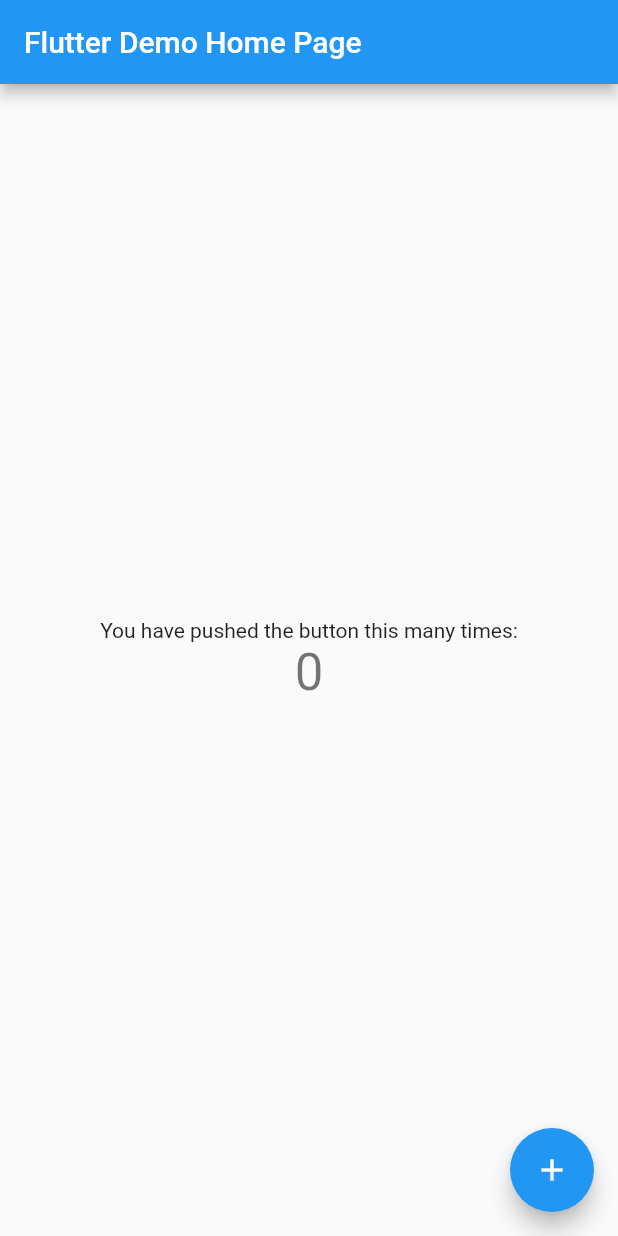
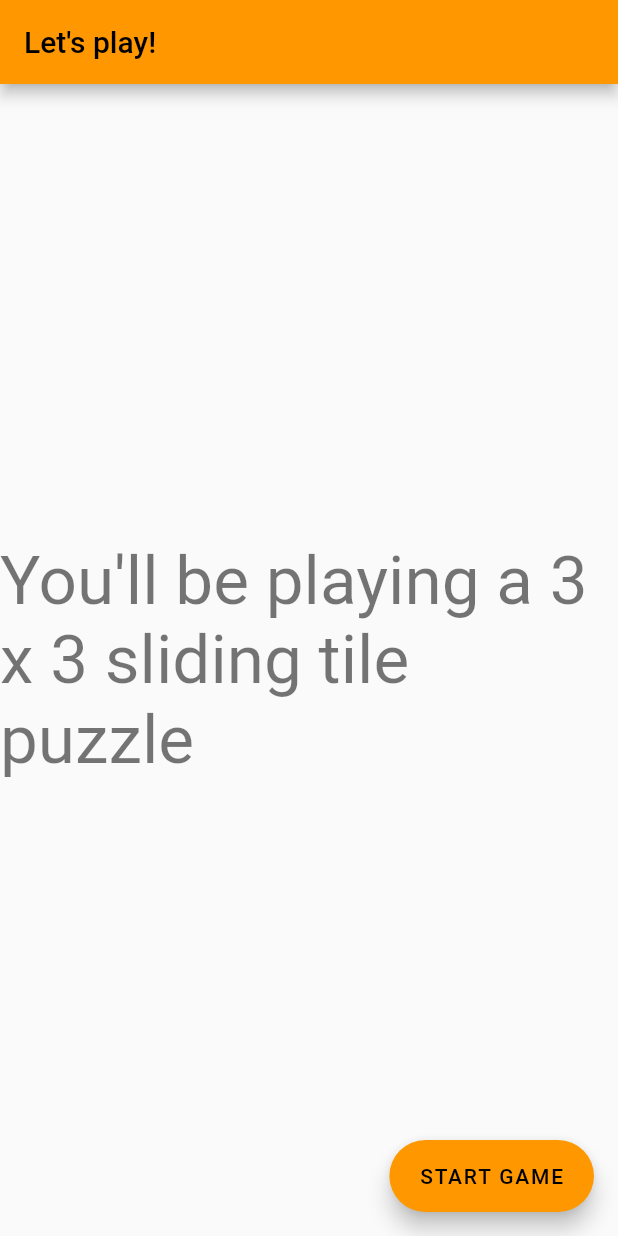
Before and after one commit to justshreyas/puzzlehack, a Flutter app: the screen it shows after launch, on a phone screen of 412 x 824 dp. Run offline on Flutter 3.47's test engine with Material 2 defaults, Android fonts, the phone set to English and light mode, and no system bars.

Commit message:
CHORE : Main

```diff
--- a/lib/main.dart
+++ b/lib/main.dart
@@ -7,39 +7,20 @@
 class MyApp extends StatelessWidget {
   const MyApp({Key? key}) : super(key: key);
 
-  // This widget is the root of your application.
   @override
   Widget build(BuildContext context) {
     return MaterialApp(
-      title: 'Flutter Demo',
+      title: 'Flutter Puzzle Hack : by justshreyas',
       theme: ThemeData(
-        // This is the theme of your application.
-        //
-        // Try running your application with "flutter run". You'll see the
-        // application has a blue toolbar. Then, without quitting the app, try
-        // changing the primarySwatch below to Colors.green and then invoke
-        // "hot reload" (press "r" in the console where you ran "flutter run",
-        // or simply save your changes to "hot reload" in a Flutter IDE).
-        // Notice that the counter didn't reset back to zero; the application
-        // is not restarted.
-        primarySwatch: Colors.blue,
+        primarySwatch: Colors.orange,
       ),
-      home: const MyHomePage(title: 'Flutter Demo Home Page'),
+      home: const MyHomePage(title: "Let's play!"),
     );
   }
 }
 
 class MyHomePage extends StatefulWidget {
   const MyHomePage({Key? key, required this.title}) : super(key: key);
-
-  // This widget is the home page of your application. It is stateful, meaning
-  // that it has a State object (defined below) that contains fields that affect
-  // how it looks.
-
-  // This class is the configuration for the state. It holds the values (in this
-  // case the title) provided by the parent (in this case the App widget) and
-  // used by the build method of the State. Fields in a Widget subclass are
-  // always marked "final".
 
   final String title;
 
@@ -48,68 +29,42 @@
 }
 
 class _MyHomePageState extends State<MyHomePage> {
-  int _counter = 0;
-
-  void _incrementCounter() {
-    setState(() {
-      // This call to setState tells the Flutter framework that something has
-      // changed in this State, which causes it to rerun the build method below
-      // so that the display can reflect the updated values. If we changed
-      // _counter without calling setState(), then the build method would not be
-      // called again, and so nothing would appear to happen.
-      _counter++;
-    });
-  }
+  int dimension = 3;
+  int scrambleIterations = 10;
 
   @override
   Widget build(BuildContext context) {
-    // This method is rerun every time setState is called, for instance as done
-    // by the _incrementCounter method above.
-    //
-    // The Flutter framework has been optimized to make rerunning build methods
-    // fast, so that you can just rebuild anything that needs updating rather
-    // than having to individually change instances of widgets.
     return Scaffold(
       appBar: AppBar(
-        // Here we take the value from the MyHomePage object that was created by
-        // the App.build method, and use it to set our appbar title.
         title: Text(widget.title),
       ),
       body: Center(
-        // Center is a layout widget. It takes a single child and positions it
-        // in the middle of the parent.
         child: Column(
-          // Column is also a layout widget. It takes a list of children and
-          // arranges them vertically. By default, it sizes itself to fit its
-          // children horizontally, and tries to be as tall as its parent.
-          //
-          // Invoke "debug painting" (press "p" in the console, choose the
-          // "Toggle Debug Paint" action from the Flutter Inspector in Android
-          // Studio, or the "Toggle Debug Paint" command in Visual Studio Code)
-          // to see the wireframe for each widget.
-          //
-          // Column has various properties to control how it sizes itself and
-          // how it positions its children. Here we use mainAxisAlignment to
-          // center the children vertically; the main axis here is the vertical
-          // axis because Columns are vertical (the cross axis would be
-          // horizontal).
           mainAxisAlignment: MainAxisAlignment.center,
           children: <Widget>[
-            const Text(
-              'You have pushed the button this many times:',
-            ),
             Text(
-              '$_counter',
-              style: Theme.of(context).textTheme.headline4,
-            ),
+              "You'll be playing a $dimension x $dimension sliding tile puzzle",
+              style: Theme.of(context).textTheme.headline3,
+            )
           ],
         ),
       ),
-      floatingActionButton: FloatingActionButton(
-        onPressed: _incrementCounter,
-        tooltip: 'Increment',
-        child: const Icon(Icons.add),
-      ), // This trailing comma makes auto-formatting nicer for build methods.
+      floatingActionButton: FloatingActionButton.extended(
+        onPressed: () {
+          Navigator.push(
+            context,
+            MaterialPageRoute(
+              builder: (_) {
+                return Scaffold(
+                  body: Container(),
+                );
+              },
+            ),
+          );
+        },
+        tooltip: 'Start the Game',
+        label: const Text("START GAME"),
+      ),
     );
   }
 }
```
